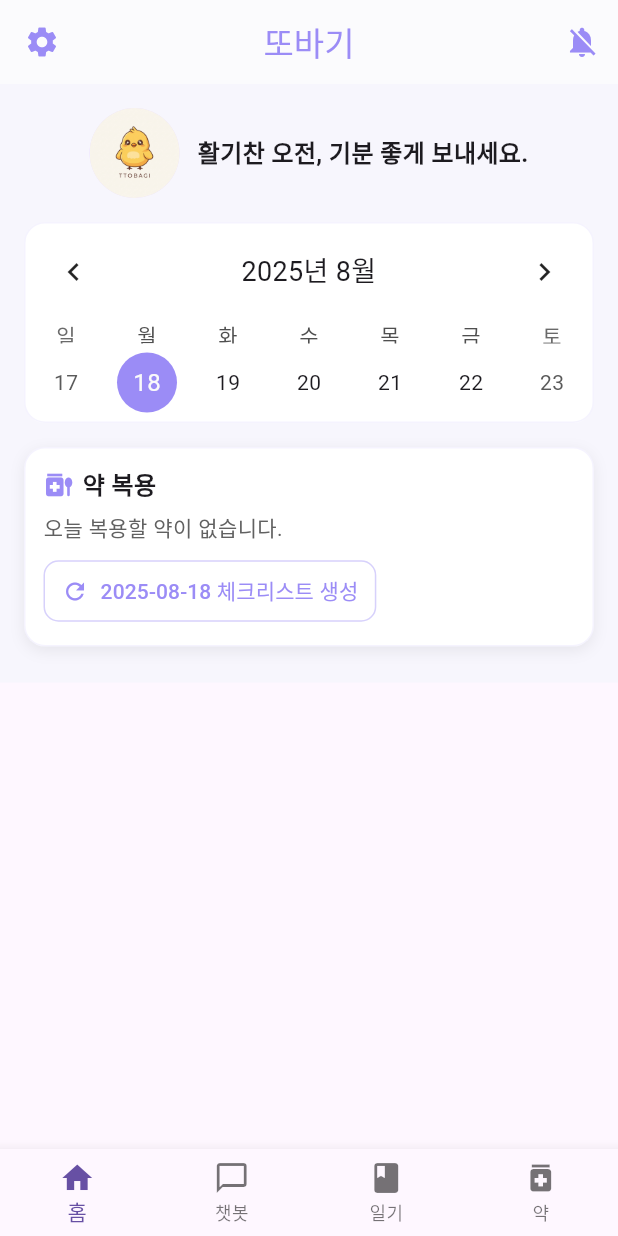
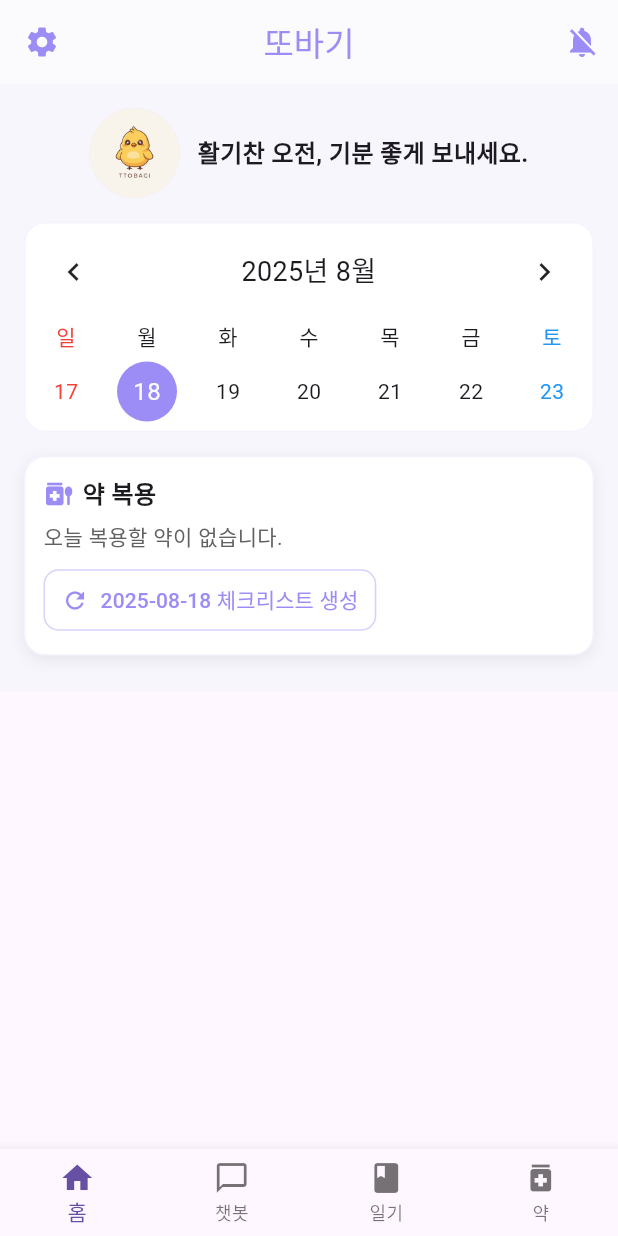
Before and after one commit to tkddus21/ddobaki, a Flutter app: the HomeScreen screen opened by its route, on a phone screen of 412 x 824 dp. Run offline on Flutter 3.47's test engine with Material 3 defaults, Android fonts, the phone set to English and light mode, and no system bars; drawn by our look-alikes of table_calendar; our stand-ins replace cloud_firestore, firebase_auth, firebase_core, fl_chart, google_sign_in, just_audio and 2 more; missing offline and left inert: flutter_sound, record; accounts and stored records are empty; Roboto replaces fonts that are missing (NanumGothic).

Commit message:
건후 버전 home_screen confilic 문제 해결

```diff
--- a/FrontEnd/lib/screens/elder/home_screen.dart
+++ b/FrontEnd/lib/screens/elder/home_screen.dart
@@ -140,7 +140,7 @@ class _HomeScreenState extends State<HomeScreen> {
             ),
             const SizedBox(height: 16),
 
-            // 캘린더
+// 캘린더
             Container(
               decoration: BoxDecoration(
                 color: Colors.white,
@@ -152,11 +152,18 @@ class _HomeScreenState extends State<HomeScreen> {
                 firstDay: DateTime.utc(2020, 1, 1),
                 lastDay: DateTime.utc(2035, 12, 31),
                 focusedDay: _focusedDay,
+
+                // ✅ 주/월 전환 허용 (위/아래 스와이프로 변경)
                 calendarFormat: _calendarFormat,
                 availableCalendarFormats: const {
                   CalendarFormat.week: 'Week',
                   CalendarFormat.month: 'Month',
                 },
+                availableGestures: AvailableGestures.all, // 위/아래: 형식 전환, 좌/우: 달 이동
+
+                // ✅ 요일 헤더 잘리면 높이 늘리기 (선택)
+                daysOfWeekHeight: 22.0,
+
                 onFormatChanged: (format) {
                   if (_calendarFormat != format) {
                     setState(() => _calendarFormat = format);
@@ -168,16 +175,51 @@ class _HomeScreenState extends State<HomeScreen> {
                     _selectedDay = selectedDay;
                     _focusedDay = focusedDay;
                   });
-                  // 선택된 날짜 체크리스트 재계산
                   final uid = FirebaseAuth.instance.currentUser!.uid;
                   await recomputeDosesForDate(uid, selectedDay);
                 },
+
+                // ✅ 주말 색상 지정 (요일 헤더 + 날짜 셀)
+                calendarBuilders: CalendarBuilders(
+                  // 요일 헤더(일~토)
+                  dowBuilder: (context, day) {
+                    switch (day.weekday) {
+                      case DateTime.sunday:
+                        return const Center(child: Text('일', style: TextStyle(color: Colors.red)));
+                      case DateTime.saturday:
+                        return const Center(child: Text('토', style: TextStyle(color: Colors.blue)));
+                      default:
+                        return Center(child: Text(DateFormat.E('ko_KR').format(day)));
+                    }
+                  },
+                  // 날짜 셀(숫자)
+                  defaultBuilder: (context, day, focusedDay) {
+                    switch (day.weekday) {
+                      case DateTime.sunday:
+                        return Center(child: Text('${day.day}', style: const TextStyle(color: Colors.red)));
+                      case DateTime.saturday:
+                        return Center(child: Text('${day.day}', style: const TextStyle(color: Colors.blue)));
+                      default:
+                        return null; // 기본 렌더링 사용
+                    }
+                  },
+                ),
+
                 calendarStyle: CalendarStyle(
-                  selectedDecoration:
-                  const BoxDecoration(color: _brandPurple, shape: BoxShape.circle),
-                  todayDecoration:
-                  BoxDecoration(color: _brandPurple.withOpacity(0.5), shape: BoxShape.circle),
+                  selectedDecoration: const BoxDecoration(
+                    color: _brandPurple,
+                    shape: BoxShape.circle,
+                  ),
+                  todayDecoration: BoxDecoration(
+                    color: _brandPurple.withOpacity(0.5),
+                    shape: BoxShape.circle,
+                  ),
+                  // 참고: 아래 weekendTextStyle은 defaultBuilder가 있으면 덮어써집니다.
+                  weekendTextStyle: const TextStyle(color: Colors.red),
+                  // 필요 시 월간에서 다른 달 날짜 숨기기
+                  // outsideDaysVisible: false,
                 ),
+
                 headerStyle: const HeaderStyle(
                   formatButtonVisible: false,
                   titleCentered: true,
@@ -185,6 +227,7 @@ class _HomeScreenState extends State<HomeScreen> {
                 ),
               ),
             ),
+
             const SizedBox(height: 16),
 
             // 약 복용 카드
```
